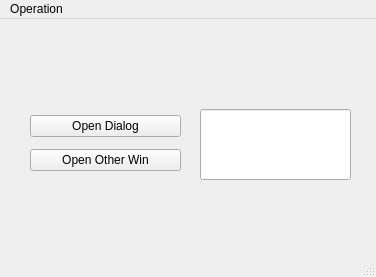
This is QtExplore/TestWindows/mainwindow.ui in handsomehu/CppWorkStream as Qt 5 draws it before an edit. The edited form follows.
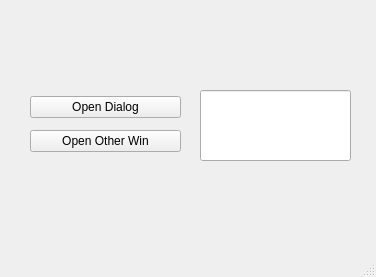
This is the edited form.

```diff
--- a/QtExplore/TestWindows/mainwindow.ui
+++ b/QtExplore/TestWindows/mainwindow.ui
@@ -60,14 +60,6 @@
      <height>27</height>
     </rect>
    </property>
-   <widget class="QMenu" name="menuOperation">
-    <property name="title">
-     <string>Operation</string>
-    </property>
-    <addaction name="actionAdd"/>
-    <addaction name="actionRemove"/>
-   </widget>
-   <addaction name="menuOperation"/>
   </widget>
   <widget class="QStatusBar" name="statusbar"/>
   <action name="actionAdd">
```
Left out of the diff: 10 changed lines with no effect on the pictures.
